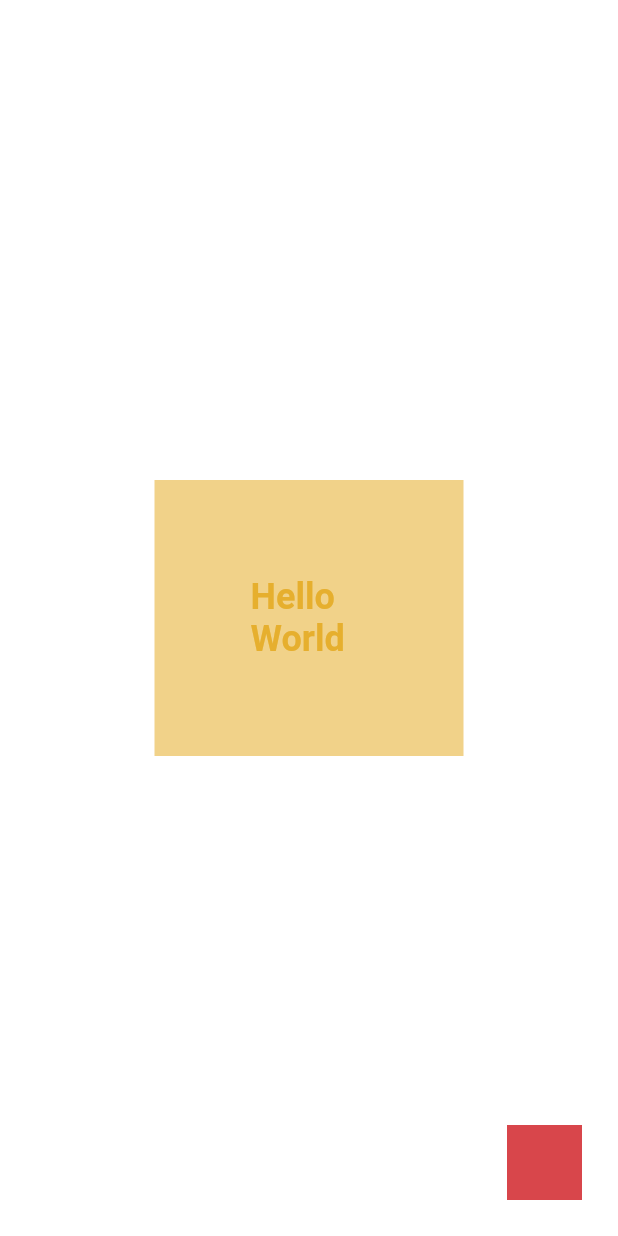
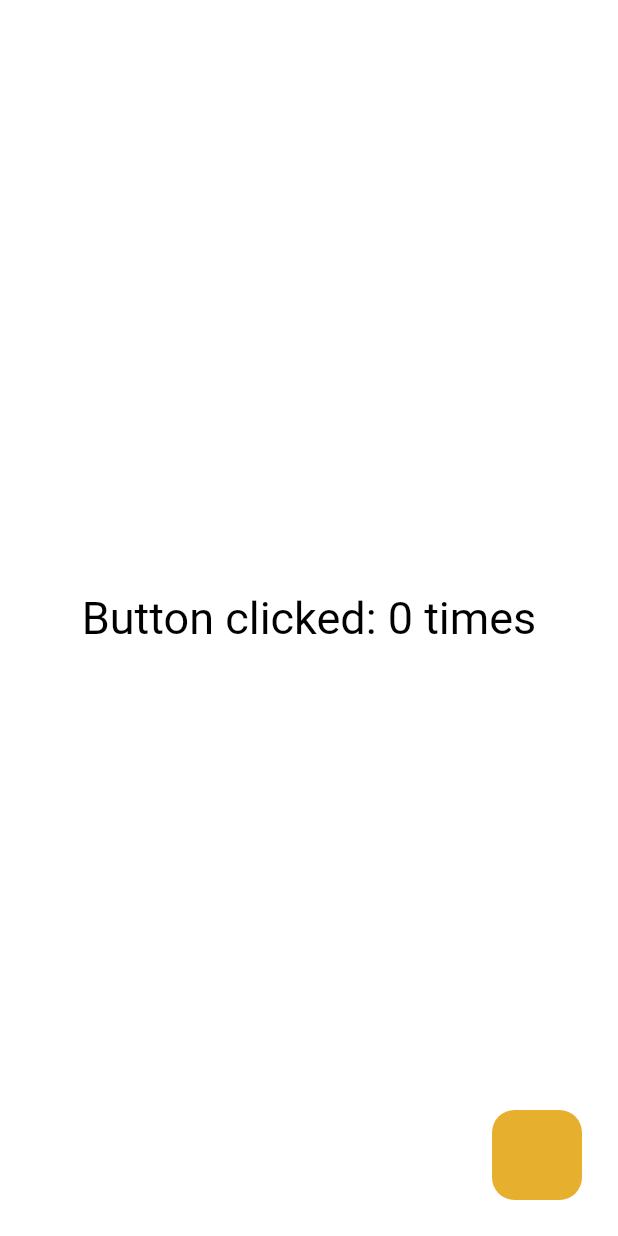
Before and after one commit to zTomz/miro, a Flutter app: the screen it shows after launch, on a phone screen of 412 x 824 dp. Run offline on Flutter 3.47's test engine with Material 3 defaults, Android fonts, the phone set to English and light mode, and no system bars.

Commit message:
Created a basic button

```diff
--- a/example/lib/main.dart
+++ b/example/lib/main.dart
@@ -15,34 +15,47 @@ class MyApp extends StatelessWidget {
   Widget build(BuildContext context) {
     return MiroApp(
       theme: MiroThemeData.fromSeed(const Color(0xFFE6AF2E)),
-      home: const MyHomeWidget(),
+      home: const CounterApp(),
     );
   }
 }
 
-class MyHomeWidget extends StatelessWidget {
-  const MyHomeWidget({super.key});
+class CounterApp extends StatefulWidget {
+  const CounterApp({super.key});
+
+  @override
+  State<CounterApp> createState() => _CounterAppState();
+}
+
+class _CounterAppState extends State<CounterApp> {
+  int count = 0;
 
   @override
   Widget build(BuildContext context) {
     return MiroScaffold(
-      floatingActionButton: Container(
-        width: 50,
-        height: 50,
-        color: Colors.red,
+      floatingActionButton: MiroButton(
+        hoverColor: Colors.black.withOpacity(0.1),
+        tapColor: Colors.black.withOpacity(0.3),
+        borderRadius: BorderRadius.circular(15),
+        onTap: () {
+          setState(() {
+            count++;
+          });
+        },
+        child: Container(
+          width: 60,
+          height: 60,
+          decoration: BoxDecoration(
+            color: MiroTheme.of(context).primary,
+          ),
+        ),
       ),
       body: Center(
-        child: Container(
-          padding: const EdgeInsets.all(64),
-          width: MediaQuery.of(context).size.width / 2,
-          color: MiroTheme.of(context).surface,
-          child: Text(
-            "Hello World",
-            style: TextStyle(
-              color: MiroTheme.of(context).primary,
-              fontWeight: FontWeight.bold,
-              fontSize: 24,
-            ),
+        child: Text(
+          "Button clicked: $count times",
+          style: const TextStyle(
+            color: Colors.black,
+            fontSize: 30,
           ),
         ),
       ),
--- a/lib/miro.dart
+++ b/lib/miro.dart
@@ -2,6 +2,7 @@ library miro;
 
 export 'src/miro_app.dart';
 export 'src/scaffold.dart';
+export 'src/button.dart';
 
 // Theme exports
 export 'src/theme/miro_theme_data.dart';
--- /dev/null
+++ b/lib/src/button.dart
@@ -0,0 +1,134 @@
+import 'package:flutter/gestures.dart';
+import 'package:flutter/widgets.dart';
+import 'package:miro/miro.dart';
+import 'package:miro/src/colors.dart';
+
+class MiroButton extends StatefulWidget {
+  final Widget child;
+  final void Function() onTap;
+
+  /// Gets called when the user hovers over the button
+  final void Function(PointerEnterEvent event)? onEnter;
+
+  /// Gets called when the user stops hovering over the button
+  final void Function(PointerExitEvent event)? onExit;
+
+  /// The cursor for mouse pointers when it enters or is hovering over the button
+  final MouseCursor mouseCursor;
+
+  /// Whether the button is enabled, default to true
+  final bool enabled;
+
+  /// The color when the button is hovered
+  final Color hoverColor;
+
+  /// The color when the button is pressed
+  final Color tapColor;
+
+  /// The border radius of the button
+  final BorderRadius borderRadius;
+
+  const MiroButton({
+    super.key,
+    required this.child,
+    required this.onTap,
+    this.onEnter,
+    this.onExit,
+    this.mouseCursor = SystemMouseCursors.click,
+    this.enabled = true,
+    this.hoverColor = Colors.transparent,
+    this.tapColor = Colors.transparent,
+    this.borderRadius = BorderRadius.zero,
+  });
+
+  @override
+  State<MiroButton> createState() => _MiroButtonState();
+}
+
+class _MiroButtonState extends State<MiroButton> {
+  MiroButtonState buttonState = MiroButtonState.normal;
+
+  @override
+  void initState() {
+    super.initState();
+
+    if (!widget.enabled) {
+      buttonState = MiroButtonState.disabled;
+    }
+  }
+
+  @override
+  Widget build(BuildContext context) {
+    return ClipRRect(
+      borderRadius: widget.borderRadius,
+      child: IgnorePointer(
+        ignoring: !widget.enabled,
+        child: MouseRegion(
+          onEnter: (event) {
+            setState(() {
+              buttonState = MiroButtonState.hovered;
+            });
+
+            widget.onEnter?.call(event);
+          },
+          onExit: (event) {
+            setState(() {
+              buttonState = MiroButtonState.normal;
+            });
+
+            widget.onExit?.call(event);
+          },
+          cursor: widget.enabled ? widget.mouseCursor : MouseCursor.defer,
+          child: GestureDetector(
+            onTap: widget.enabled ? widget.onTap : null,
+            onTapDown: (_) {
+              setState(() {
+                buttonState = MiroButtonState.pressed;
+              });
+            },
+            onTapUp: (details) {
+              if (details.kind == PointerDeviceKind.touch) {
+                setState(() {
+                  buttonState = MiroButtonState.normal;
+                });
+                return;
+              }
+
+              setState(() {
+                buttonState = MiroButtonState.hovered;
+              });
+            },
+            onTapCancel: () {
+              setState(() {
+                buttonState = MiroButtonState.normal;
+              });
+            },
+            child: Stack(
+              children: [
+                widget.child,
+                Positioned.fill(
+                  child: ColoredBox(
+                    color: buttonState == MiroButtonState.disabled ||
+                            buttonState == MiroButtonState.normal
+                        ? Colors.transparent
+                        : buttonState == MiroButtonState.pressed
+                            ? widget.tapColor
+                            : widget.hoverColor,
+                  ),
+                ),
+              ],
+            ),
+          ),
+        ),
+      ),
+    );
+  }
+}
+
+enum MiroButtonState {
+  normal,
+  focused,
+  hovered,
+  pressed,
+  disabled,
+}
--- a/lib/src/colors.dart
+++ b/lib/src/colors.dart
@@ -30,4 +30,6 @@ abstract final class Colors {
   static const Color green = Color(0xFF5FAB70);
 
   static const Color red = Color(0xFFD8464B);
+
+  static const Color transparent = Color(0x00000000);
 }
--- a/lib/src/theme/miro_theme_data.dart
+++ b/lib/src/theme/miro_theme_data.dart
@@ -1,3 +1,5 @@
+import 'dart:io';
+
 import 'package:flutter/widgets.dart';
 import 'package:miro/src/colors.dart';
 
@@ -33,4 +35,8 @@ class MiroThemeData {
           background: background,
           textDirection: textDirection,
         );
+
+  bool get isTouchDevice {
+    return Platform.isAndroid || Platform.isIOS || Platform.isFuchsia;
+  }
 }
```
